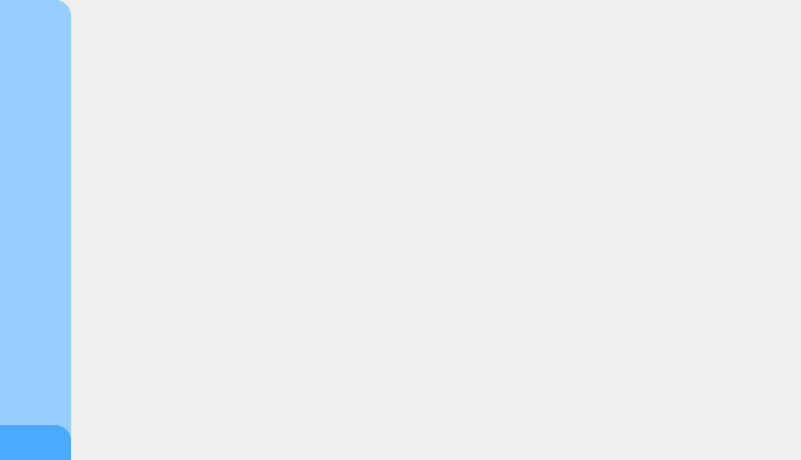
Above: dashboardwindow.ui from pingminus/QT-BankingSystem before the change; both pictures show x 310 to 1111 and y 0 to 460 of the 1302 by 847 pixel window. Below: the same form after it.
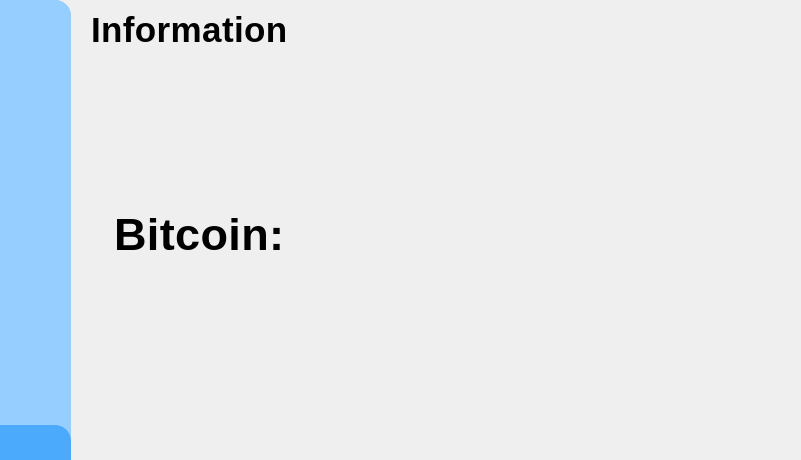
That is the form after the change. The open tabs and pages were chosen to show the change. Icons and pictures are not drawn.

Commit message: Bitcoin Api

```diff
--- a/dashboardwindow.ui
+++ b/dashboardwindow.ui
@@ -1507,7 +1507,66 @@
       </widget>
      </widget>
     </widget>
-    <widget class="QWidget" name="page_4"/>
+    <widget class="QWidget" name="page_4">
+     <widget class="QLabel" name="BitcoinPrice">
+      <property name="geometry">
+       <rect>
+        <x>0</x>
+        <y>130</y>
+        <width>641</width>
+        <height>211</height>
+       </rect>
+      </property>
+      <property name="styleSheet">
+       <string notr="true">QLabel {
+    color: black;
+    font-family: &quot;San Francisco&quot;, &quot;Helvetica Neue&quot;, &quot;Segoe UI&quot;, &quot;Arial&quot;, sans-serif;
+    font-size: 45px;
+    font-weight: bold; /* Makes the font bold */
+    font-weight: 600;
+    padding: 10px 22px;
+    border: none;
+    border-radius: 14px;
+    min-height: 40px;
+    min-width: 120px;
+    letter-spacing: 0.4px;
+}
+</string>
+      </property>
+      <property name="text">
+       <string>Bitcoin:</string>
+      </property>
+     </widget>
+     <widget class="QLabel" name="label_6">
+      <property name="geometry">
+       <rect>
+        <x>-20</x>
+        <y>0</y>
+        <width>251</width>
+        <height>61</height>
+       </rect>
+      </property>
+      <property name="styleSheet">
+       <string notr="true">QLabel {
+    color: black;
+    font-family: &quot;San Francisco&quot;, &quot;Helvetica Neue&quot;, &quot;Segoe UI&quot;, &quot;Arial&quot;, sans-serif;
+    font-size: 35px;
+    font-weight: bold; /* Makes the font bold */
+    font-weight: 600;
+    padding: 10px 22px;
+    border: none;
+    border-radius: 14px;
+    min-height: 40px;
+    min-width: 120px;
+    letter-spacing: 0.4px;
+}
+</string>
+      </property>
+      <property name="text">
+       <string>Information</string>
+      </property>
+     </widget>
+    </widget>
    </widget>
   </widget>
  </widget>
```
Left out of the diff: 8 changed lines with no effect on the pictures. The commit also changes 74 other files.
